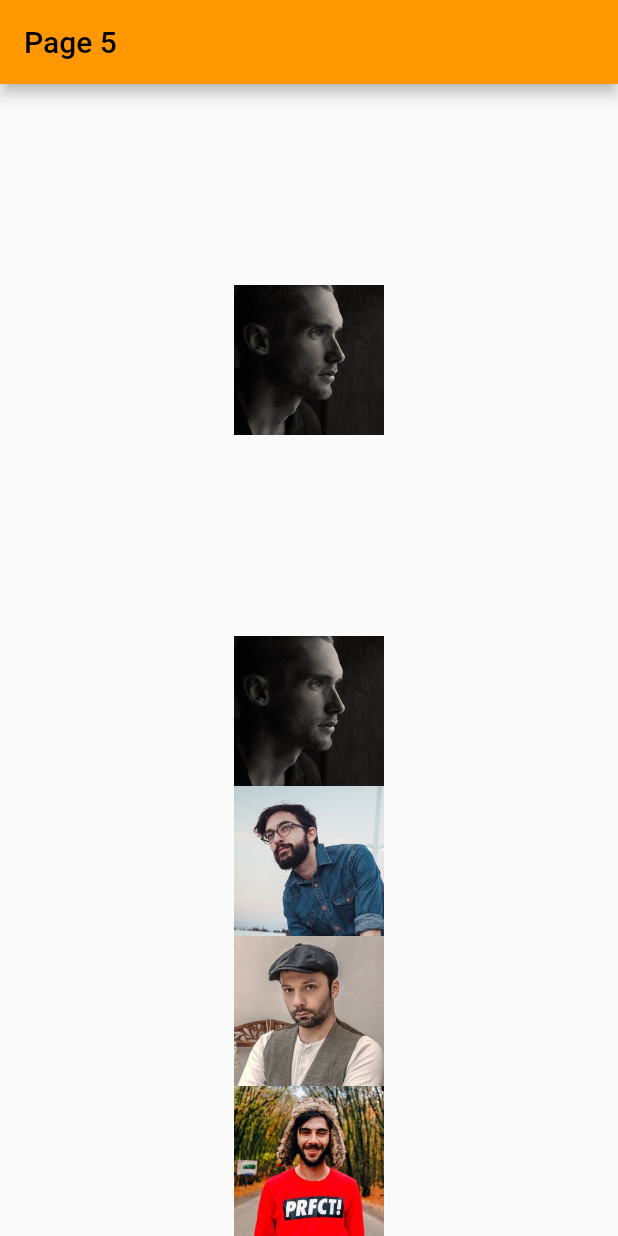
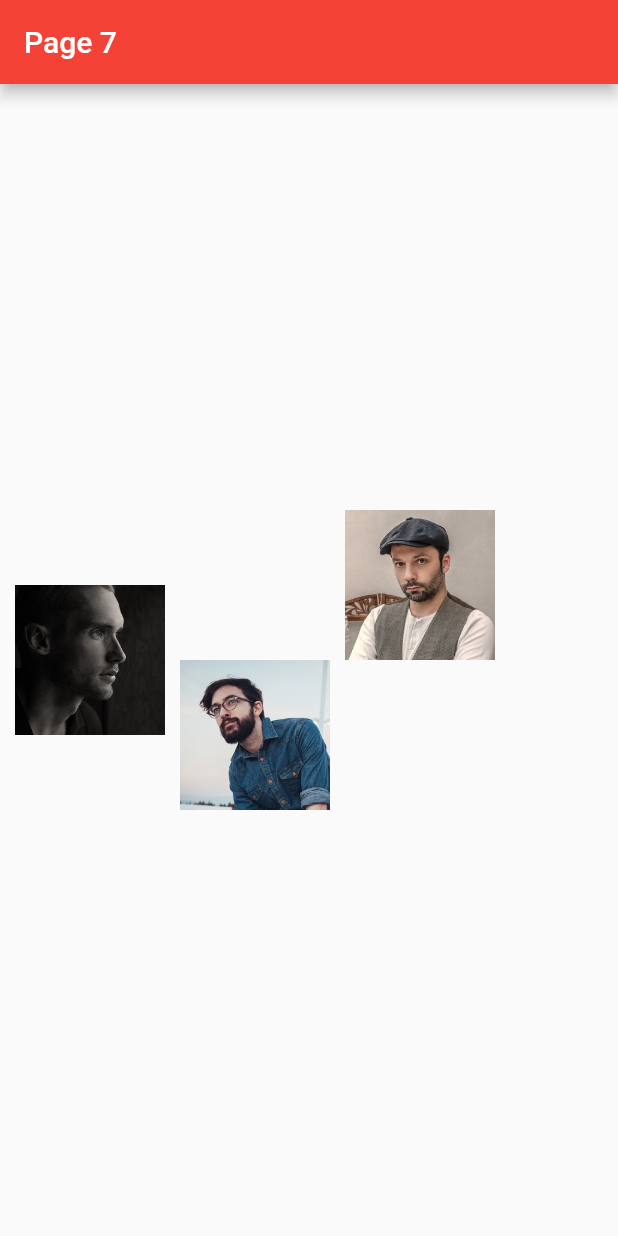
Before and after one commit to blank122/rows_and_column_flutter, a Flutter app: the screen it shows after launch, on a phone screen of 412 x 824 dp. Run offline on Flutter 3.47's test engine with Material 2 defaults, Android fonts, the phone set to English and light mode, and no system bars.

Commit message:
added page 6 and 7 also using padding and expanded functions on flutter

```diff
--- a/lib/main.dart
+++ b/lib/main.dart
@@ -4,6 +4,8 @@ import 'package:rows_and_column/page2.dart';
 import 'package:rows_and_column/page3.dart';
 import 'package:rows_and_column/page4.dart';
 import 'package:rows_and_column/page5.dart';
+import 'package:rows_and_column/page6.dart';
+import 'package:rows_and_column/page7.dart';
 
 void main() {
   runApp(const MyApp());
@@ -20,7 +22,7 @@ class MyApp extends StatelessWidget {
       theme: ThemeData(
         primarySwatch: Colors.red,
       ),
-      home: const Page5(),
+      home: const Page7(),
     );
   }
 }
--- /dev/null
+++ b/lib/page7.dart
@@ -0,0 +1,55 @@
+import 'package:flutter/src/widgets/container.dart';
+import 'package:flutter/src/widgets/framework.dart';
+import 'package:flutter/material.dart';
+
+class Page7 extends StatelessWidget {
+  const Page7({super.key});
+
+  @override
+  Widget build(BuildContext context) {
+    return MaterialApp(
+      title: 'Login',
+      theme: ThemeData(
+        primarySwatch: Colors.red,
+      ),
+      home: Scaffold(
+        appBar: AppBar(
+          title: const Text('Page 7'),
+        ),
+        body: Center(
+          child: Row(
+            mainAxisAlignment: MainAxisAlignment.start,
+            children: [
+              Padding(
+                padding: const EdgeInsets.all(10),
+                child: Image.asset(
+                  'assets/images/photo_male_1.jpg',
+                  width: 100,
+                  height: 100,
+                ),
+              ),
+              Padding(
+                padding: const EdgeInsets.fromLTRB(0, 100, 10, 0),
+                child: Image.asset(
+                  'assets/images/photo_male_2.jpg',
+                  width: 100,
+                  height: 100,
+                ),
+              ),
+              Padding(
+                padding: const EdgeInsets.only(
+                  bottom: 100,
+                ),
+                child: Image.asset(
+                  'assets/images/photo_male_3.jpg',
+                  width: 100,
+                  height: 100,
+                ),
+              ),
+            ],
+          ),
+        ),
+      ),
+    );
+  }
+}
```
Also changed, not shown: lib/page6.dart (added, +45 -0 lines).
